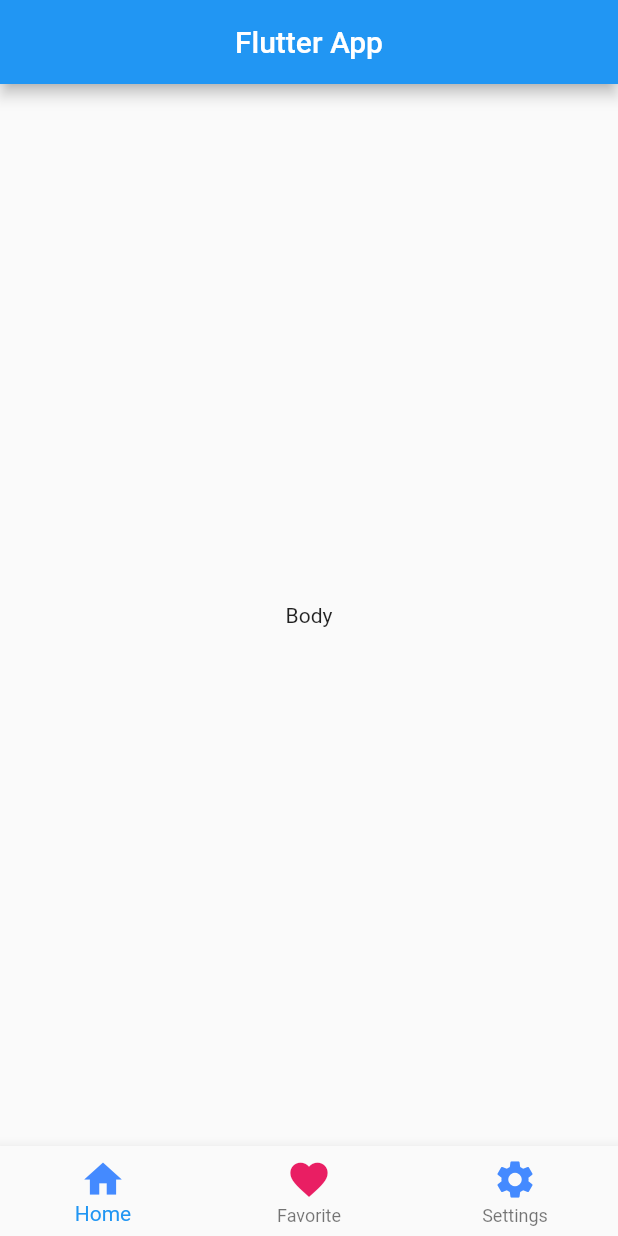
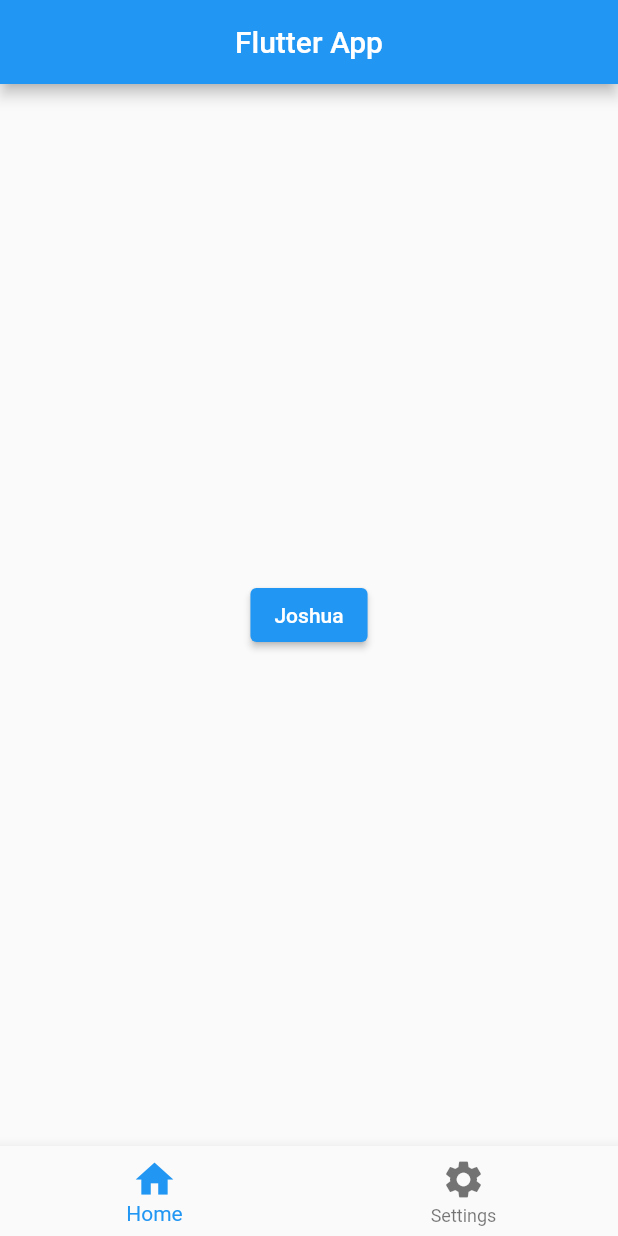
Before and after one commit to JoshBiong/flutter_basics, a Flutter app: the screen it shows after launch, on a phone screen of 412 x 824 dp. Run offline on Flutter 3.47's test engine with Material 2 defaults, Android fonts, the phone set to English and light mode, and no system bars.

Commit message:
bottomnavigationbar onTap function

```diff
--- a/lib/main.dart
+++ b/lib/main.dart
@@ -1,36 +1,74 @@
 import 'package:flutter/material.dart';
 
 void main() {
-  runApp(const MyApp());
+  runApp( MyApp());
 }
 
-class MyApp extends StatelessWidget {
+
+
+class MyApp extends StatefulWidget {
   const MyApp({Key? key}) : super(key: key);
 
   @override
+  State<MyApp> createState() => _MyAppState();
+}
+
+class _MyAppState extends State<MyApp> {
+
+String buttomName = 'Joshua';
+int currentIndex = 0;
+
+
+
+
+  @override
   Widget build(BuildContext context) {
-    return  MaterialApp(
+    return MaterialApp(
       debugShowCheckedModeBanner: false,
-      home:  Scaffold(
+      home: Scaffold(
         appBar: AppBar(
-          title:const Center(child: Text('Flutter App')),
+          title: const Center(
+            child: Text('Flutter App'),
           ),
-       body: const Center(child: Text('Body')),
-       bottomNavigationBar: BottomNavigationBar(items: const [
+        ),
+        body: Center(
+          child: ElevatedButton(
+            onPressed: () {
+              setState(() {
+              if(buttomName == 'Joshua'){
+                buttomName= 'Jean Marie';
+              }else{
+                buttomName= 'Joshua';
+              }
+              });
+            },
+            child: Text(buttomName),
+          ),
+        ),
 
-        BottomNavigationBarItem(label: 'Home',
-          icon: Icon(Icons.home, color: Colors.blueAccent , size:30)),
+        //bottom navigation bar
+        bottomNavigationBar: BottomNavigationBar(
+          items: const [
+            BottomNavigationBarItem(
+               label: 'Home',
+              icon: Icon(Icons.home,  size: 30),
+            ),
 
-        BottomNavigationBarItem(label: 'Favorite',
-          icon: Icon(Icons.favorite, color: Colors.pink , size:30)),
+            BottomNavigationBarItem(
+              label: 'Settings',
+              icon: Icon(Icons.settings,size: 30),
+            ),
+          ],
+          currentIndex: currentIndex,
+          onTap: (int index){
+            setState(() {
+              currentIndex = index;
+            });
 
-        BottomNavigationBarItem(label: 'Settings',
-          icon: Icon(Icons.settings, color: Colors.blueAccent , size:30)
+          },
+
         ),
-       ],)
       ),
     );
-
-
   }
 }
```
Also changed, not shown: 1 other file. Lines whose indentation alone changed are shown as unchanged.
